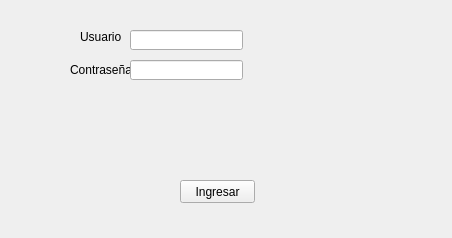
First picture: the form in vista/login.ui, repository fer-gab-sua/Sistema-Guardias, before the edit.
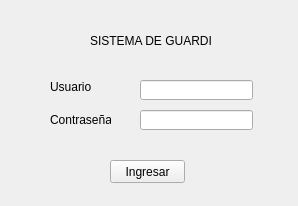
Second picture: the form after the edit.

The edit to the form file:
```diff
--- a/vista/login.ui
+++ b/vista/login.ui
@@ -6,8 +6,8 @@
    <rect>
     <x>0</x>
     <y>0</y>
-    <width>452</width>
-    <height>238</height>
+    <width>298</width>
+    <height>206</height>
    </rect>
   </property>
   <property name="windowTitle">
@@ -16,8 +16,8 @@
   <widget class="QPushButton" name="pushButton">
    <property name="geometry">
     <rect>
-     <x>180</x>
-     <y>180</y>
+     <x>110</x>
+     <y>160</y>
      <width>75</width>
      <height>23</height>
     </rect>
@@ -29,8 +29,8 @@
   <widget class="QLabel" name="label">
    <property name="geometry">
     <rect>
-     <x>80</x>
-     <y>30</y>
+     <x>50</x>
+     <y>80</y>
      <width>47</width>
      <height>13</height>
     </rect>
@@ -42,8 +42,8 @@
   <widget class="QLabel" name="label_2">
    <property name="geometry">
     <rect>
-     <x>70</x>
-     <y>60</y>
+     <x>50</x>
+     <y>110</y>
      <width>61</width>
      <height>20</height>
     </rect>
@@ -55,8 +55,8 @@
   <widget class="QLineEdit" name="user">
    <property name="geometry">
     <rect>
-     <x>130</x>
-     <y>30</y>
+     <x>140</x>
+     <y>80</y>
      <width>113</width>
      <height>20</height>
     </rect>
@@ -65,8 +65,8 @@
   <widget class="QLineEdit" name="passw">
    <property name="geometry">
     <rect>
-     <x>130</x>
-     <y>60</y>
+     <x>140</x>
+     <y>110</y>
      <width>113</width>
      <height>20</height>
     </rect>
@@ -78,6 +78,19 @@
     <enum>QLineEdit::Password</enum>
    </property>
   </widget>
+  <widget class="QLabel" name="label_3">
+   <property name="geometry">
+    <rect>
+     <x>90</x>
+     <y>30</y>
+     <width>121</width>
+     <height>21</height>
+    </rect>
+   </property>
+   <property name="text">
+    <string>SISTEMA DE GUARDIAS</string>
+   </property>
+  </widget>
  </widget>
  <resources/>
  <connections/>
```
